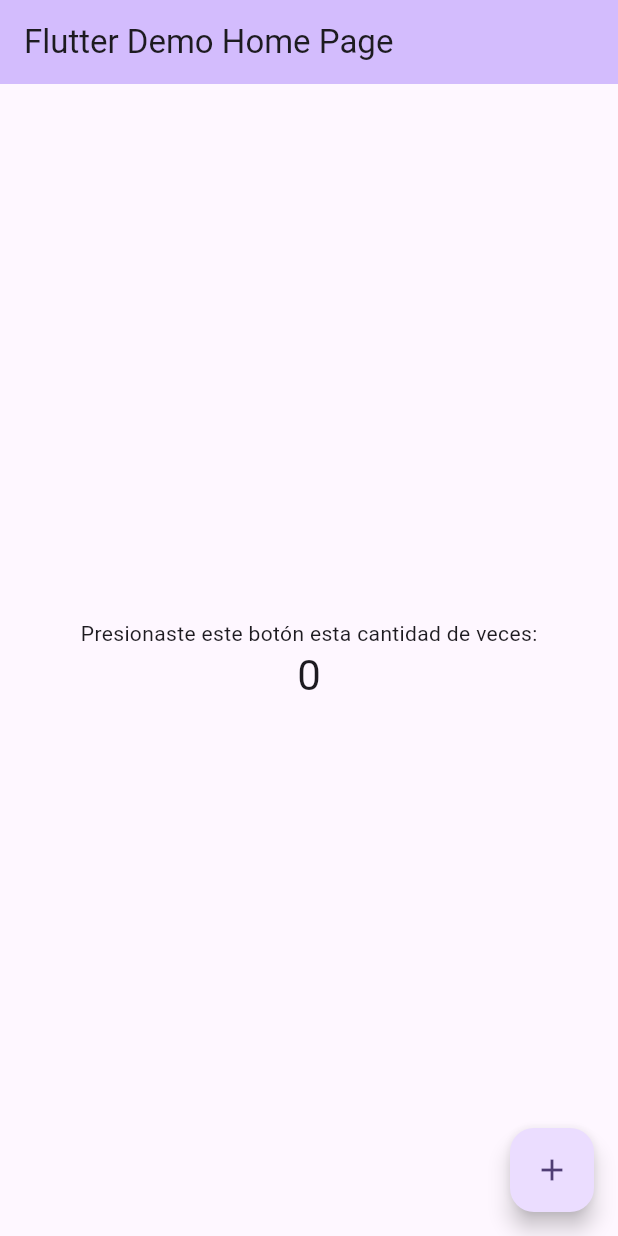
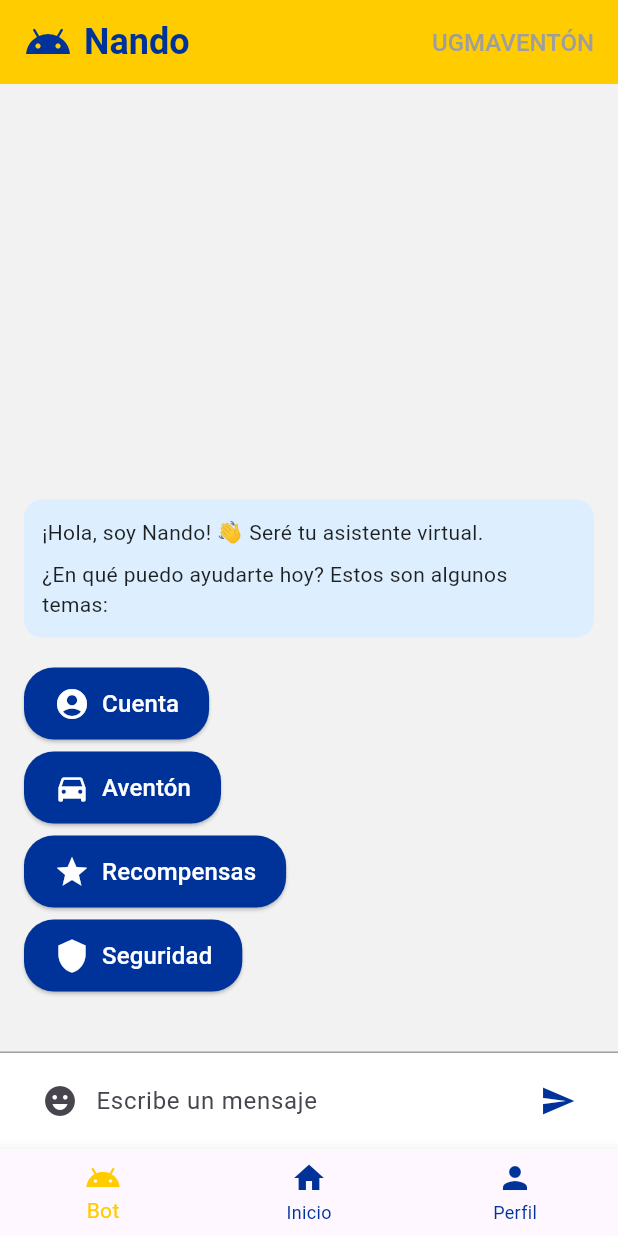
Before and after one commit to JoseL2119/ugmaventon-, a Flutter app: the screen it shows after launch, on a phone screen of 412 x 824 dp. Run offline on Flutter 3.47's test engine with Material 3 defaults, Android fonts, the phone set to English and light mode, and no system bars.

Commit message:
Versión 1 del chatbot
Creación de la ventana chatbot y botones de preguntas frecuentes, respuesta automatizada default.

```diff
--- a/lib/main.dart
+++ b/lib/main.dart
@@ -5,121 +5,211 @@ void main() {
 }
 
 class MyApp extends StatelessWidget {
-  const MyApp({super.key});
+  const MyApp({Key? key}) : super(key: key);
 
-  // This widget is the root of your application.
   @override
   Widget build(BuildContext context) {
     return MaterialApp(
-      title: 'Flutter Demo',
-      theme: ThemeData(
-        // This is the theme of your application.
-        //
-        // TRY THIS: Try running your application with "flutter run". You'll see
-        // the application has a purple toolbar. Then, without quitting the app,
-        // try changing the seedColor in the colorScheme below to Colors.green
-        // and then invoke "hot reload" (save your changes or press the "hot
-        // reload" button in a Flutter-supported IDE, or press "r" if you used
-        // the command line to start the app).
-        //
-        // Notice that the counter didn't reset back to zero; the application
-        // state is not lost during the reload. To reset the state, use hot
-        // restart instead.
-        //
-        // This works for code too, not just values: Most code changes can be
-        // tested with just a hot reload.
-        colorScheme: ColorScheme.fromSeed(seedColor: Colors.deepPurple),
-        useMaterial3: true,
-      ),
-      home: const MyHomePage(title: 'Flutter Demo Home Page'),
+      debugShowCheckedModeBanner: false,
+      home: const HomePage(),
     );
   }
 }
 
-class MyHomePage extends StatefulWidget {
-  const MyHomePage({super.key, required this.title});
-
-  // This widget is the home page of your application. It is stateful, meaning
-  // that it has a State object (defined below) that contains fields that affect
-  // how it looks.
-
-  // This class is the configuration for the state. It holds the values (in this
-  // case the title) provided by the parent (in this case the App widget) and
-  // used by the build method of the State. Fields in a Widget subclass are
-  // always marked "final".
-
-  final String title;
+class HomePage extends StatefulWidget {
+  const HomePage({Key? key}) : super(key: key);
 
   @override
-  State<MyHomePage> createState() => _MyHomePageState();
+  State<HomePage> createState() => _HomePageState();
 }
 
-class _MyHomePageState extends State<MyHomePage> {
-  int _counter = 0;
+class _HomePageState extends State<HomePage> {
+  final TextEditingController _messageController = TextEditingController();
+  final List<Map<String, dynamic>> _messages = [];
+  final List<Map<String, dynamic>> _faqButtons = [
+    {"text": "Cuenta", "icon": Icons.account_circle},
+    {"text": "Aventón", "icon": Icons.directions_car},
+    {"text": "Recompensas", "icon": Icons.star},
+    {"text": "Seguridad", "icon": Icons.shield},
+  ];
 
-  void _incrementCounter() {
+  void _sendMessage(String message) {
+    if (message.trim().isEmpty) return;
+
     setState(() {
-      // This call to setState tells the Flutter framework that something has
-      // changed in this State, which causes it to rerun the build method below
-      // so that the display can reflect the updated values. If we changed
-      // _counter without calling setState(), then the build method would not be
-      // called again, and so nothing would appear to happen.
-      _counter++;
+      _messages.add({
+        "text": message,
+        "isUser": true,
+      });
+    });
+    _messageController.clear();
+
+    Future.delayed(const Duration(milliseconds: 500), () {
+      setState(() {
+        _messages.add({
+          "text": "Recibí tu mensaje: $message",
+          "isUser": false,
+        });
+      });
     });
   }
 
   @override
   Widget build(BuildContext context) {
-    // This method is rerun every time setState is called, for instance as done
-    // by the _incrementCounter method above.
-    //
-    // The Flutter framework has been optimized to make rerunning build methods
-    // fast, so that you can just rebuild anything that needs updating rather
-    // than having to individually change instances of widgets.
     return Scaffold(
+      backgroundColor: const Color(0xFFF2F2F2),
       appBar: AppBar(
-        // TRY THIS: Try changing the color here to a specific color (to
-        // Colors.amber, perhaps?) and trigger a hot reload to see the AppBar
-        // change color while the other colors stay the same.
-        backgroundColor: Theme.of(context).colorScheme.inversePrimary,
-        // Here we take the value from the MyHomePage object that was created by
-        // the App.build method, and use it to set our appbar title.
-        title: Text(widget.title),
-      ),
-      body: Center(
-        // Center is a layout widget. It takes a single child and positions it
-        // in the middle of the parent.
-        child: Column(
-          // Column is also a layout widget. It takes a list of children and
-          // arranges them vertically. By default, it sizes itself to fit its
-          // children horizontally, and tries to be as tall as its parent.
-          //
-          // Column has various properties to control how it sizes itself and
-          // how it positions its children. Here we use mainAxisAlignment to
-          // center the children vertically; the main axis here is the vertical
-          // axis because Columns are vertical (the cross axis would be
-          // horizontal).
-          //
-          // TRY THIS: Invoke "debug painting" (choose the "Toggle Debug Paint"
-          // action in the IDE, or press "p" in the console), to see the
-          // wireframe for each widget.
-          mainAxisAlignment: MainAxisAlignment.center,
-          children: <Widget>[
+        backgroundColor: const Color(0xFFFFCC00),
+        title: Row(
+          children: [
+            const Icon(Icons.android, color: Color(0xFF003399), size: 32),
+            const SizedBox(width: 8),
             const Text(
-              'Presionaste este botón esta cantidad de veces:',
+              "Nando",
+              style: TextStyle(
+                color: Color(0xFF003399),
+                fontSize: 24,
+                fontWeight: FontWeight.bold,
+              ),
             ),
-            Text(
-              '$_counter',
-              style: Theme.of(context).textTheme.headlineMedium,
+            const Spacer(),
+            const Text(
+              "UGMAVENTÓN",
+              style: TextStyle(
+                color: Colors.grey,
+                fontSize: 16,
+                fontWeight: FontWeight.w500,
+              ),
             ),
           ],
         ),
       ),
-      floatingActionButton: FloatingActionButton(
-        onPressed: _incrementCounter,
-        tooltip: 'Increment',
-        child: const Icon(Icons.add),
-      ), // This trailing comma makes auto-formatting nicer for build methods.
+      body: Column(
+        children: [
+          Expanded(
+            child: SingleChildScrollView(
+              reverse: true,
+              padding: const EdgeInsets.all(16),
+              child: Column(
+                crossAxisAlignment: CrossAxisAlignment.start,
+                children: [
+                  Container(
+                    padding: const EdgeInsets.all(12),
+                    decoration: BoxDecoration(
+                      color: const Color(0xFFDDEFFF),
+                      borderRadius: BorderRadius.circular(12),
+                    ),
+                    child: Column(
+                      crossAxisAlignment: CrossAxisAlignment.start,
+                      children: const [
+                        Text(
+                          "¡Hola, soy Nando! 👋 Seré tu asistente virtual.",
+                          style: TextStyle(color: Colors.black87),
+                        ),
+                        SizedBox(height: 8),
+                        Text(
+                          "¿En qué puedo ayudarte hoy? Estos son algunos temas:",
+                          style: TextStyle(color: Colors.black87),
+                        ),
+                      ],
+                    ),
+                  ),
+                  const SizedBox(height: 20),
+                  // Preguntas frecuentes
+                  ..._faqButtons.map((button) {
+                    return Padding(
+                      padding: const EdgeInsets.only(bottom: 8.0),
+                      child: ElevatedButton.icon(
+                        icon: Icon(button["icon"], size: 24, color: Colors.white),
+                        style: ElevatedButton.styleFrom(
+                          backgroundColor: const Color(0xFF003399),
+                          shape: RoundedRectangleBorder(
+                            borderRadius: BorderRadius.circular(20),
+                          ),
+                          padding: const EdgeInsets.symmetric(
+                              vertical: 12, horizontal: 20),
+                        ),
+                        label: Text(
+                          button["text"],
+                          style: const TextStyle(color: Colors.white, fontSize: 16),
+                        ),
+                        onPressed: () {
+                          _sendMessage(button["text"]);
+                        },
+                      ),
+                    );
+                  }).toList(),
+                  const SizedBox(height: 16),
+                  // Mensajes del chat
+                  ..._messages.map((message) {
+                    bool isUser = message["isUser"];
+                    return Align(
+                      alignment:
+                      isUser ? Alignment.centerRight : Alignment.centerLeft,
+                      child: Container(
+                        margin: const EdgeInsets.symmetric(vertical: 8),
+                        padding: const EdgeInsets.all(12),
+                        decoration: BoxDecoration(
+                          color: isUser
+                              ? const Color(0xFF003399)
+                              : const Color(0xFFDDEFFF),
+                          borderRadius: BorderRadius.circular(12),
+                        ),
+                        child: Text(
+                          message["text"],
+                          style: TextStyle(
+                            color: isUser ? Colors.white : Colors.black87,
+                          ),
+                        ),
+                      ),
+                    );
+                  }),
+                ],
+              ),
+            ),
+          ),
+          // Barra de entrada de texto
+          Container(
+            padding: const EdgeInsets.symmetric(horizontal: 16, vertical: 8),
+            decoration: const BoxDecoration(
+              color: Colors.white,
+              border: Border(top: BorderSide(color: Colors.grey)),
+            ),
+            child: Row(
+              children: [
+                IconButton(
+                  icon: const Icon(Icons.emoji_emotions),
+                  onPressed: () {},
+                ),
+                Expanded(
+                  child: TextField(
+                    controller: _messageController,
+                    decoration: const InputDecoration(
+                      hintText: "Escribe un mensaje",
+                      border: InputBorder.none,
+                    ),
+                  ),
+                ),
+                IconButton(
+                  icon: const Icon(Icons.send, color: Color(0xFF003399)),
+                  onPressed: () {
+                    _sendMessage(_messageController.text);
+                  },
+                ),
+              ],
+            ),
+          ),
+        ],
+      ),
+      bottomNavigationBar: BottomNavigationBar(
+        selectedItemColor: const Color(0xFFFFCC00),
+        unselectedItemColor: const Color(0xFF003399),
+        items: const [
+          BottomNavigationBarItem(icon: Icon(Icons.android), label: "Bot"),
+          BottomNavigationBarItem(icon: Icon(Icons.home), label: "Inicio"),
+          BottomNavigationBarItem(icon: Icon(Icons.person), label: "Perfil"),
+        ],
+      ),
     );
   }
 }
```
